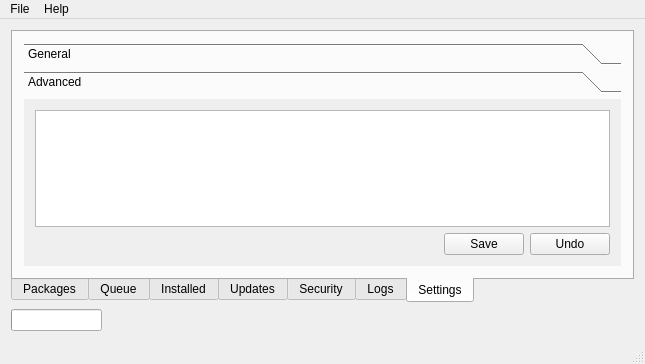
Old version of the form src/mainwindow.ui in the repository olear/userpkg.
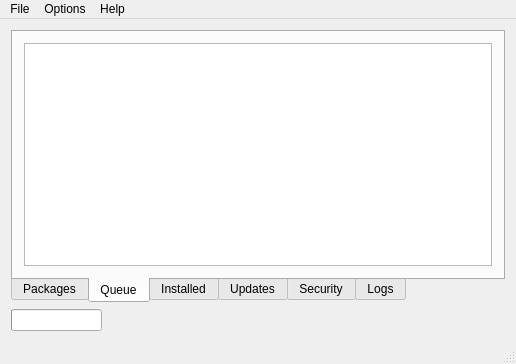
New version of the form. The open tabs and pages were chosen to show the change. Icons and pictures are not drawn.

What changed in the file:
```diff
--- a/src/mainwindow.ui
+++ b/src/mainwindow.ui
@@ -6,7 +6,7 @@
    <rect>
     <x>0</x>
     <y>0</y>
-    <width>645</width>
+    <width>516</width>
     <height>364</height>
    </rect>
   </property>
@@ -687,94 +687,6 @@
         </item>
        </layout>
       </widget>
-      <widget class="QWidget" name="settingsTab">
-       <attribute name="title">
-        <string>Settings</string>
-       </attribute>
-       <layout class="QVBoxLayout" name="verticalLayout_6">
-        <item>
-         <widget class="QToolBox" name="toolBox_2">
-          <property name="currentIndex">
-           <number>1</number>
-          </property>
-          <widget class="QWidget" name="page_3">
-           <property name="geometry">
-            <rect>
-             <x>0</x>
-             <y>0</y>
-             <width>98</width>
-             <height>28</height>
-            </rect>
-           </property>
-           <attribute name="label">
-            <string>General</string>
-           </attribute>
-          </widget>
-          <widget class="QWidget" name="page_4">
-           <property name="geometry">
-            <rect>
-             <x>0</x>
-             <y>0</y>
-             <width>605</width>
-             <height>155</height>
-            </rect>
-           </property>
-           <attribute name="label">
-            <string>Advanced</string>
-           </attribute>
-           <layout class="QVBoxLayout" name="verticalLayout_9">
-            <item>
-             <widget class="QPlainTextEdit" name="mkconf"/>
-            </item>
-            <item>
-             <layout class="QHBoxLayout" name="horizontalLayout_6">
-              <item>
-               <spacer name="horizontalSpacer">
-                <property name="orientation">
-                 <enum>Qt::Horizontal</enum>
-                </property>
-                <property name="sizeHint" stdset="0">
-                 <size>
-                  <width>40</width>
-                  <height>20</height>
-                 </size>
-                </property>
-               </spacer>
-              </item>
-              <item>
-               <widget class="QPushButton" name="mkconfSave">
-                <property name="sizePolicy">
-                 <sizepolicy hsizetype="Fixed" vsizetype="Fixed">
-                  <horstretch>0</horstretch>
-                  <verstretch>0</verstretch>
-                 </sizepolicy>
-                </property>
-                <property name="text">
-                 <string>Save</string>
-                </property>
-               </widget>
-              </item>
-              <item>
-               <widget class="QPushButton" name="mkconfUndo">
-                <property name="sizePolicy">
-                 <sizepolicy hsizetype="Fixed" vsizetype="Fixed">
-                  <horstretch>0</horstretch>
-                  <verstretch>0</verstretch>
-                 </sizepolicy>
-                </property>
-                <property name="text">
-                 <string>Undo</string>
-                </property>
-               </widget>
-              </item>
-             </layout>
-            </item>
-           </layout>
-          </widget>
-         </widget>
-        </item>
-       </layout>
-      </widget>
      </widget>
     </item>
     <item>
@@ -800,7 +712,7 @@
     <rect>
      <x>0</x>
      <y>0</y>
-     <width>645</width>
+     <width>516</width>
      <height>25</height>
     </rect>
    </property>
@@ -820,7 +732,15 @@
     <addaction name="actionAbout_pkgsrc"/>
     <addaction name="actionAbout_Qt"/>
    </widget>
+   <widget class="QMenu" name="menuOptions">
+    <property name="title">
+     <string>Options</string>
+    </property>
+    <addaction name="actionSync"/>
+    <addaction name="actionPreferences"/>
+   </widget>
    <addaction name="menuFile"/>
+   <addaction name="menuOptions"/>
    <addaction name="menuHelp"/>
   </widget>
   <widget class="QStatusBar" name="statusBar"/>
```
Left out of the diff: 19 changed lines with no effect on the pictures.
